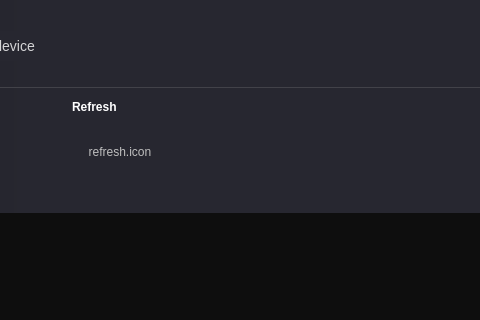
Old version of the form ui/tool_launcher.ui in the repository IlyaFinkelshteyn/scopy; both pictures show x 236 to 716 and y 0 to 320 of the 1280 by 720 pixel window.
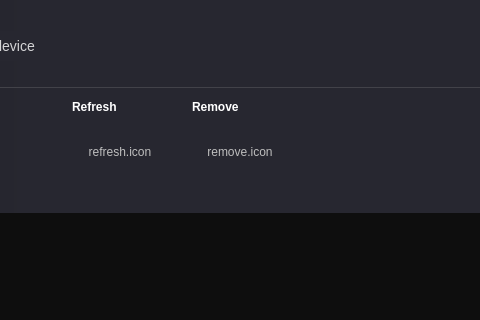
New version of the form. Icons and pictures are not drawn. Custom widgets are drawn as their Qt base class.

Commit message:
ToolLauncher: Added remove button
Now the user can remove a selected device.

```diff
--- a/ui/tool_launcher.ui
+++ b/ui/tool_launcher.ui
@@ -1574,6 +1574,71 @@
                 </item>
                </layout>
               </item>
+              <item>
+               <layout class="QVBoxLayout" name="verticalLayout_5">
+                <property name="leftMargin">
+                 <number>9</number>
+                </property>
+                <property name="rightMargin">
+                 <number>9</number>
+                </property>
+                <property name="bottomMargin">
+                 <number>9</number>
+                </property>
+                <item>
+                 <widget class="QLabel" name="label_3">
+                  <property name="styleSheet">
+                   <string notr="true">QLabel {
+qproperty-alignment: AlignCenter;
+color: white;
+font-family: &quot;monospace&quot;;
+font-weight: bold;
+}</string>
+                  </property>
+                  <property name="text">
+                   <string>Remove</string>
+                  </property>
+                 </widget>
+                </item>
+                <item>
+                 <widget class="QPushButton" name="btnRemove">
+                  <property name="minimumSize">
+                   <size>
+                    <width>96</width>
+                    <height>64</height>
+                   </size>
+                  </property>
+                  <property name="styleSheet">
+                   <string notr="true">QPushButton {
+height: 30px;
+border-width: 0px;
+border-radius: 3px;
+min-width: 6em;
+}
+QPushButton:hover {
+background-color: orange;
+}</string>
+                  </property>
+                  <property name="text">
+                   <string>remove.icon</string>
+                  </property>
+                 </widget>
+                </item>
+                <item>
+                 <spacer name="verticalSpacer_5">
+                  <property name="orientation">
+                   <enum>Qt::Vertical</enum>
+                  </property>
+                  <property name="sizeHint" stdset="0">
+                   <size>
+                    <width>0</width>
+                    <height>0</height>
+                   </size>
+                  </property>
+                 </spacer>
+                </item>
+               </layout>
+              </item>
               <item>
                <spacer name="horizontalSpacer_2">
                 <property name="orientation">
```
The commit also changes 2 other files.
